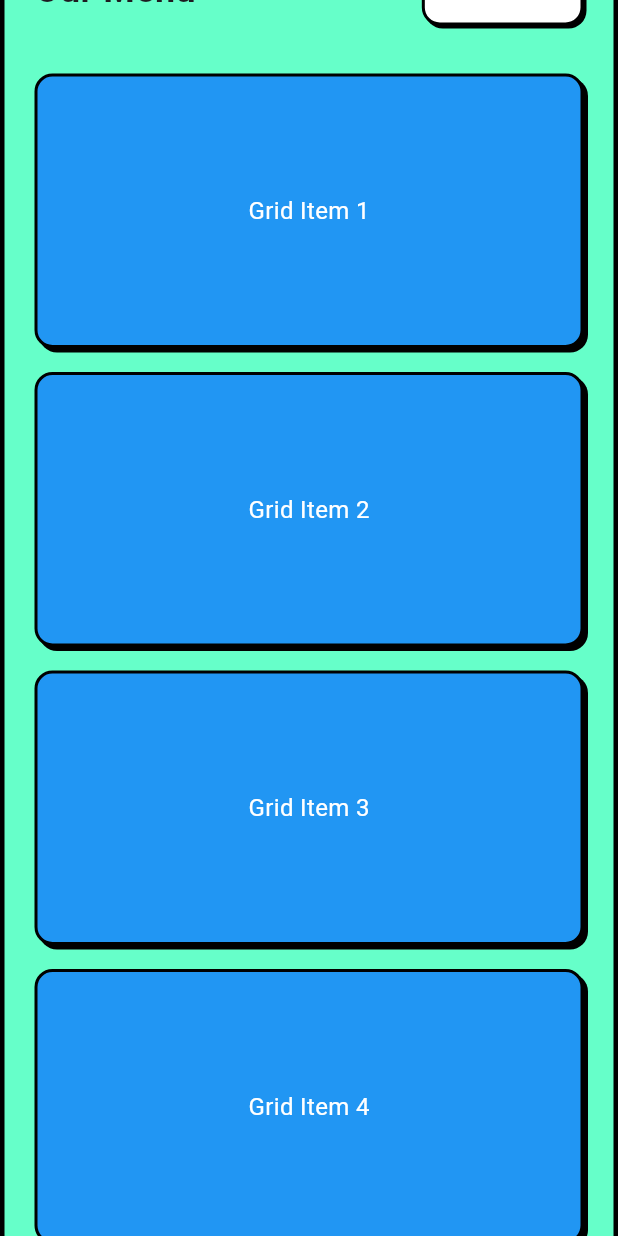
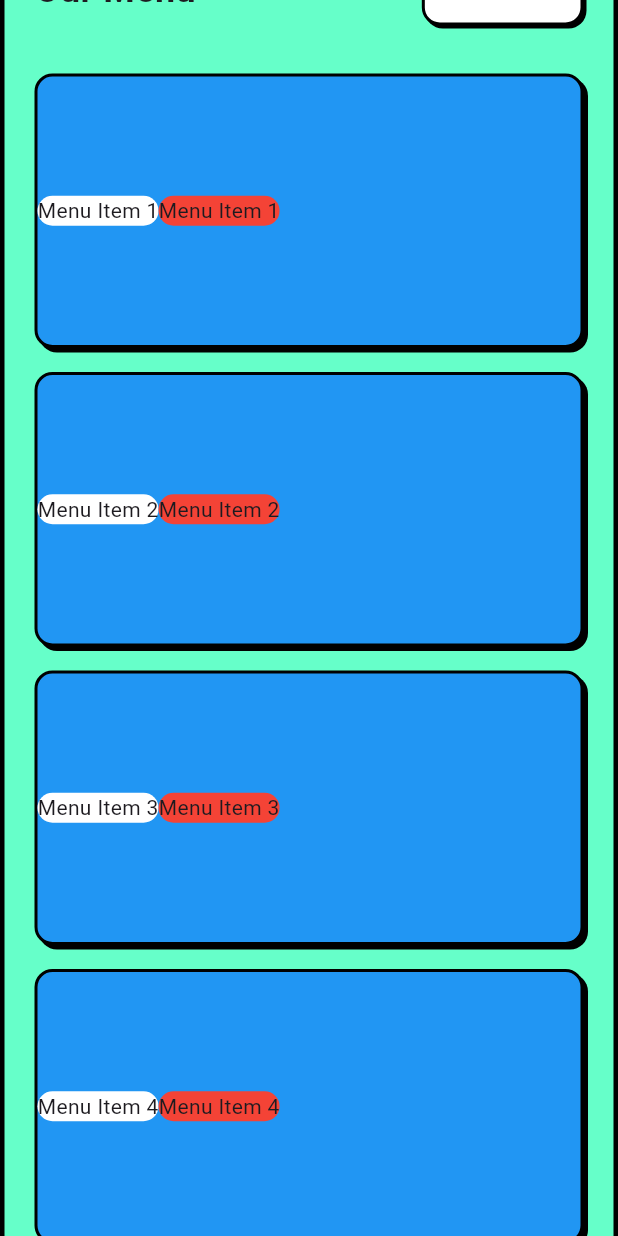
Before and after one commit to rragnarsd/yammi_yammi, a Flutter app: the screen it shows after launch, scrolled down 1152 dp, on a phone screen of 412 x 824 dp. Run offline on Flutter 3.47's test engine with Material 3 defaults, Android fonts, the phone set to English and light mode, and no system bars; our stand-ins replace google_fonts, responsive_framework.

Commit message:
MenuSection add-on

```diff
--- a/lib/widgets/hero_section.dart
+++ b/lib/widgets/hero_section.dart
@@ -80,6 +80,7 @@ class YammiHeroSection extends StatelessWidget {
                         padding: const EdgeInsets.symmetric(horizontal: 16.0),
                         child: Row(
                           children: [
+                            //TODO - Add white container around the text like on teams
                             RotatedBox(
                               quarterTurns: -1,
                               child: Text(
--- a/lib/widgets/menu_section.dart
+++ b/lib/widgets/menu_section.dart
@@ -29,11 +29,23 @@ class YammiMenuSection extends StatelessWidget {
         itemBuilder: (context, index) {
           return Container(
             decoration: raisedBorderDecoration(backgroundColor: Colors.blue),
-            child: Center(
-              child: Text(
-                'Grid Item ${index + 1}',
-                style: const TextStyle(color: Colors.white, fontSize: 16),
-              ),
+            child: Row(
+              children: [
+                Container(
+                  decoration: BoxDecoration(
+                    color: Colors.white,
+                    borderRadius: BorderRadius.circular(12),
+                  ),
+                  child: Text('Menu Item ${index + 1}'),
+                ),
+                Container(
+                  decoration: BoxDecoration(
+                    color: Colors.red,
+                    borderRadius: BorderRadius.circular(12),
+                  ),
+                  child: Text('Menu Item ${index + 1}'),
+                ),
+              ],
             ),
           );
         },
@@ -41,3 +53,85 @@ class YammiMenuSection extends StatelessWidget {
     );
   }
 }
+
+class Menu {
+  String title;
+  List<MenuItem> items;
+
+  Menu({required this.title, required this.items});
+}
+
+class MenuItem {
+  String title;
+  String description;
+  double price;
+
+  MenuItem({
+    required this.title,
+    required this.description,
+    required this.price,
+  });
+}
+
+List<Menu> menus = [
+  Menu(
+    title: 'Burgers',
+    items: [
+      MenuItem(
+        title: 'Small daddy',
+        description: 'Classic beef burger with crispy fries',
+        price: 5.0,
+      ),
+      MenuItem(
+        title: 'Big daddy',
+        description: 'Double beef patty burger served with fries',
+        price: 15.0,
+      ),
+    ],
+  ),
+  Menu(
+    title: 'Hot dog',
+    items: [
+      MenuItem(
+        title: 'Yammi',
+        description: 'Traditional hot dog with ketchup and mustard',
+        price: 5.0,
+      ),
+      MenuItem(
+        title: 'Mexican',
+        description: 'Spicy hot dog topped with jalapeños and salsa',
+        price: 7.0,
+      ),
+    ],
+  ),
+  Menu(
+    title: 'Pizza',
+    items: [
+      MenuItem(
+        title: 'Margherita',
+        description: 'Cheesy pizza with fresh tomato and basil',
+        price: 15.0,
+      ),
+      MenuItem(
+        title: 'Pepperoni',
+        description: 'Classic pizza topped with pepperoni slices',
+        price: 14.0,
+      ),
+    ],
+  ),
+  Menu(
+    title: 'Breakfast',
+    items: [
+      MenuItem(
+        title: 'Bacon and eggs',
+        description: 'Crispy bacon served with sunny-side eggs',
+        price: 7.0,
+      ),
+      MenuItem(
+        title: 'Coffee and pancakes',
+        description: 'Stack of pancakes with hot brewed coffee',
+        price: 9.0,
+      ),
+    ],
+  ),
+];
```
